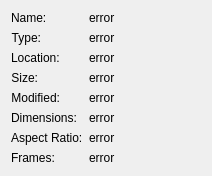
Before: the Qt Designer form src/qvinfodialog.ui in jurplel/qView, drawn with Qt 5.
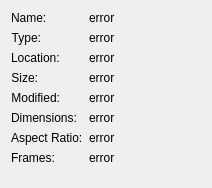
After: the same form once the commit is applied.

Commit message: Made file info dialog labels selectable - resolved #285

Diff of the .ui file:
```diff
--- a/src/qvinfodialog.ui
+++ b/src/qvinfodialog.ui
@@ -7,7 +7,7 @@
     <x>0</x>
     <y>0</y>
     <width>212</width>
-    <height>164</height>
+    <height>188</height>
    </rect>
   </property>
   <property name="sizePolicy">
```
Left out of the diff: 48 changed lines with no effect on the pictures.
